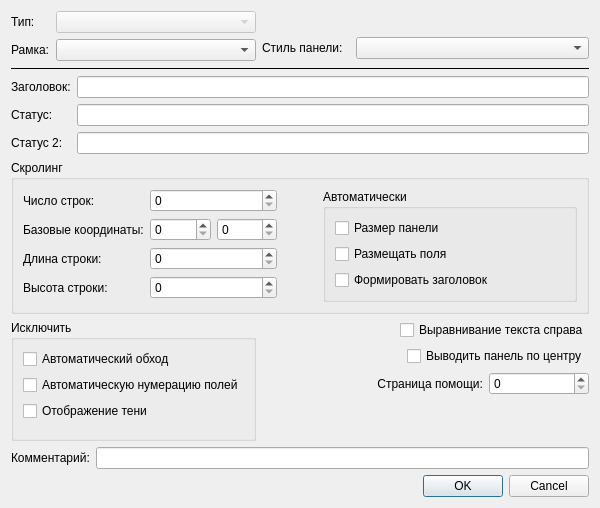
Qt form rsrescore/panelpropertysdlg.ui (Smitt64/ResEditor) before a commit.
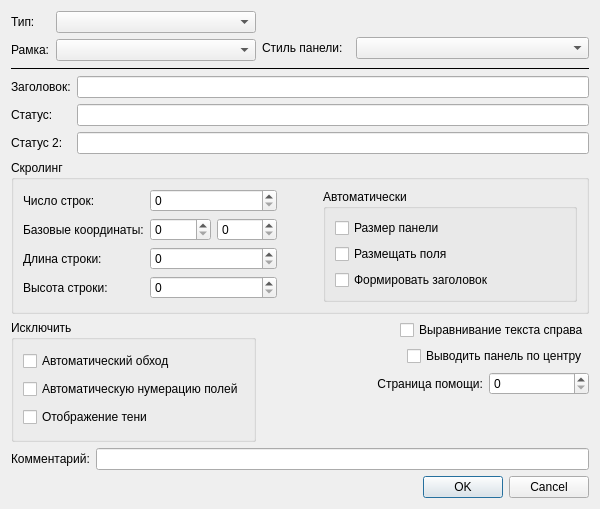
The same form after that commit.

Diff of the .ui file:
```diff
--- a/rsrescore/panelpropertysdlg.ui
+++ b/rsrescore/panelpropertysdlg.ui
@@ -7,9 +7,15 @@
     <x>0</x>
     <y>0</y>
     <width>600</width>
-    <height>508</height>
+    <height>509</height>
    </rect>
   </property>
+  <property name="sizePolicy">
+   <sizepolicy hsizetype="Preferred" vsizetype="Minimum">
+    <horstretch>0</horstretch>
+    <verstretch>0</verstretch>
+   </sizepolicy>
+  </property>
   <property name="minimumSize">
    <size>
     <width>600</width>
@@ -40,7 +46,7 @@
        <item row="0" column="1">
         <widget class="QComboBox" name="typeBox">
          <property name="enabled">
-          <bool>false</bool>
+          <bool>true</bool>
          </property>
          <property name="minimumSize">
           <size>
@@ -290,6 +296,9 @@
         <string>Исключить</string>
        </property>
        <layout class="QVBoxLayout" name="verticalLayout_2">
+        <property name="sizeConstraint">
+         <enum>QLayout::SetMinimumSize</enum>
+        </property>
         <item>
          <widget class="QCheckBox" name="excludeAutoTab">
           <property name="text">
@@ -316,10 +325,13 @@
           <property name="orientation">
            <enum>Qt::Vertical</enum>
           </property>
+          <property name="sizeType">
+           <enum>QSizePolicy::Minimum</enum>
+          </property>
           <property name="sizeHint" stdset="0">
            <size>
             <width>20</width>
-            <height>40</height>
+            <height>1</height>
            </size>
           </property>
          </spacer>
@@ -418,10 +430,13 @@
          <property name="orientation">
           <enum>Qt::Vertical</enum>
          </property>
+         <property name="sizeType">
+          <enum>QSizePolicy::Expanding</enum>
+         </property>
          <property name="sizeHint" stdset="0">
           <size>
            <width>20</width>
-           <height>40</height>
+           <height>10</height>
           </size>
          </property>
         </spacer>
```
Left out of the diff: 16 changed lines with no effect on the pictures.
